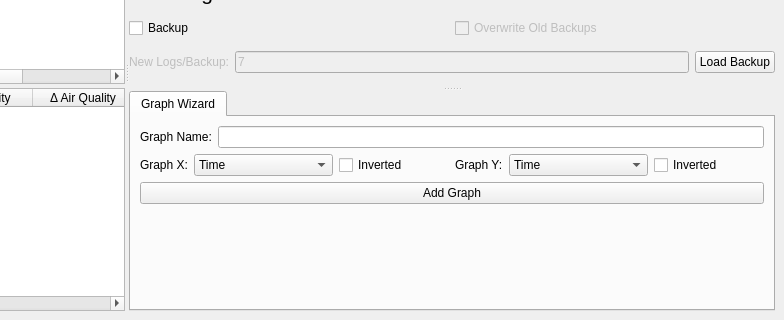
First picture: the form in loggingwindow.ui, repository yobson/Smell-Detector, before the edit; both pictures show x 177 to 961 and y 177 to 497 of the 961 by 497 pixel window.
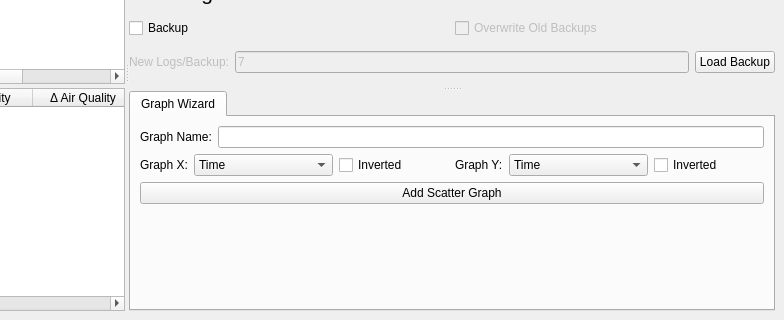
Second picture: the form after the edit.

What changed in the file:
```diff
--- a/loggingwindow.ui
+++ b/loggingwindow.ui
@@ -413,7 +413,7 @@
           <item>
            <widget class="QPushButton" name="addGraphButton">
             <property name="text">
-             <string>Add Graph</string>
+             <string>Add Scatter Graph</string>
             </property>
            </widget>
           </item>
```
